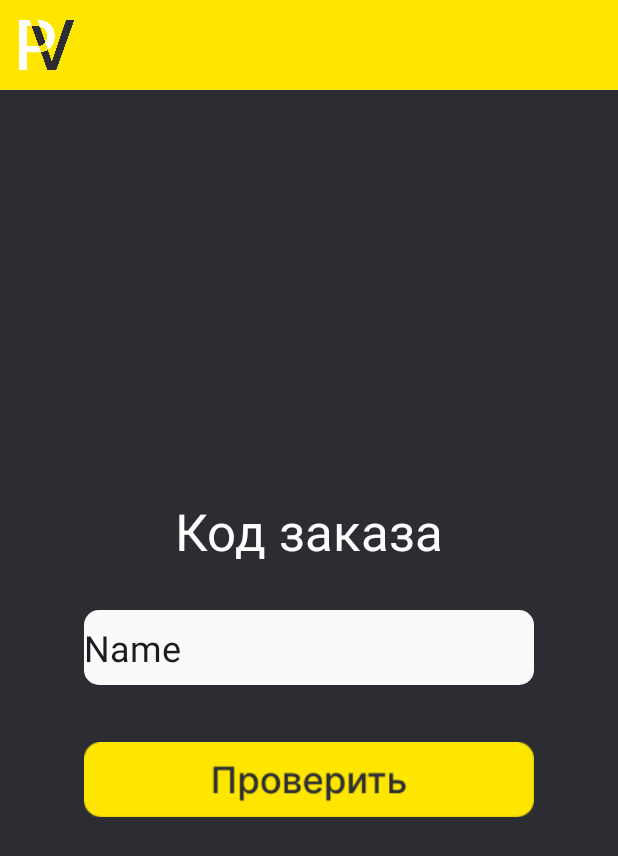
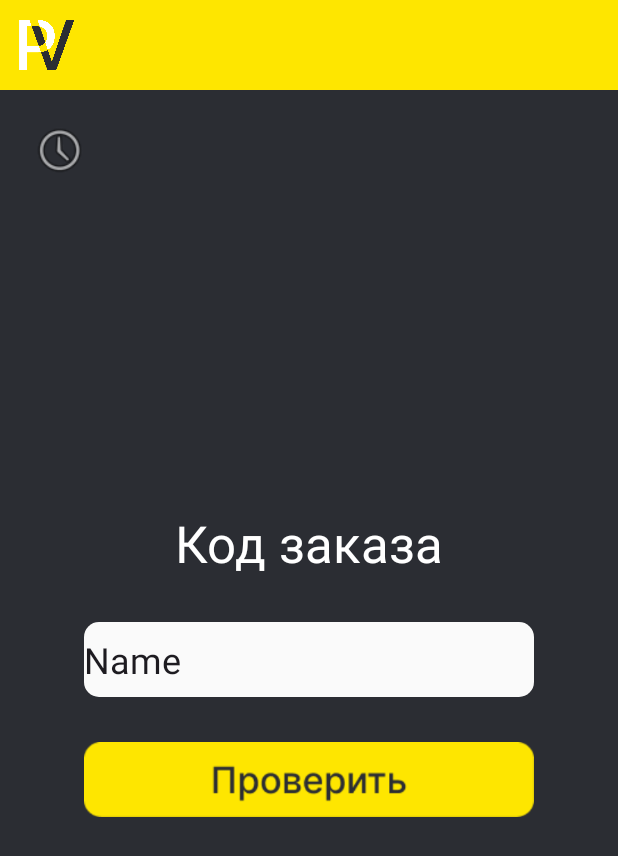
Before and after one commit to NI-Corp/PaymentV, an Android app: the CheckActivity screen opened directly, with no data from a screen before it, on a phone screen of 412 x 824 dp. Shown: the top 856 px of the screen. Run offline under Robolectric (Android 15) with nearby library versions, the phone set to English and light mode, and no system bars.

Commit message:
activity check ui 2

```diff
--- a/app/src/main/java/com/nicorp/paymentv/MainActivity.java
+++ b/app/src/main/java/com/nicorp/paymentv/MainActivity.java
@@ -55,7 +55,10 @@ public class MainActivity extends AppCompatActivity {
             }
         });
 
-        setContentView(R.layout.activity_main);
+        // Go to activity_check.xml
+         setContentView(R.layout.activity_check);
+
+//        setContentView(R.layout.activity_main);
         ViewCompat.setOnApplyWindowInsetsListener(findViewById(R.id.main), (v, insets) -> {
             Insets systemBars = insets.getInsets(WindowInsetsCompat.Type.systemBars());
             v.setPadding(systemBars.left, systemBars.top, systemBars.right, systemBars.bottom);
--- a/app/src/main/res/layout/activity_check.xml
+++ b/app/src/main/res/layout/activity_check.xml
@@ -63,12 +63,32 @@
         <ImageView
             android:id="@+id/imageView4"
             android:layout_width="300dp"
-            android:layout_height="wrap_content"
+            android:layout_height="50dp"
             android:layout_marginTop="30dp"
+            android:scaleType="fitXY"
             app:layout_constraintEnd_toEndOf="parent"
             app:layout_constraintStart_toStartOf="parent"
             app:layout_constraintTop_toBottomOf="@+id/editTextText"
             app:srcCompat="@drawable/check_btn" />
     </androidx.constraintlayout.widget.ConstraintLayout>
 
+    <androidx.constraintlayout.widget.ConstraintLayout
+        android:layout_width="200dp"
+        android:layout_height="70dp"
+        android:layout_marginTop="100dp"
+        app:layout_constraintEnd_toEndOf="parent"
+        app:layout_constraintTop_toBottomOf="@+id/constraintLayout">
+
+    </androidx.constraintlayout.widget.ConstraintLayout>
+
+    <ImageView
+        android:id="@+id/imageView5"
+        android:layout_width="40dp"
+        android:layout_height="40dp"
+        android:layout_marginStart="20dp"
+        android:layout_marginTop="20dp"
+        app:layout_constraintStart_toStartOf="parent"
+        app:layout_constraintTop_toBottomOf="@+id/constraintLayout"
+        app:srcCompat="@android:drawable/ic_menu_recent_history" />
+
 </androidx.constraintlayout.widget.ConstraintLayout>
```
